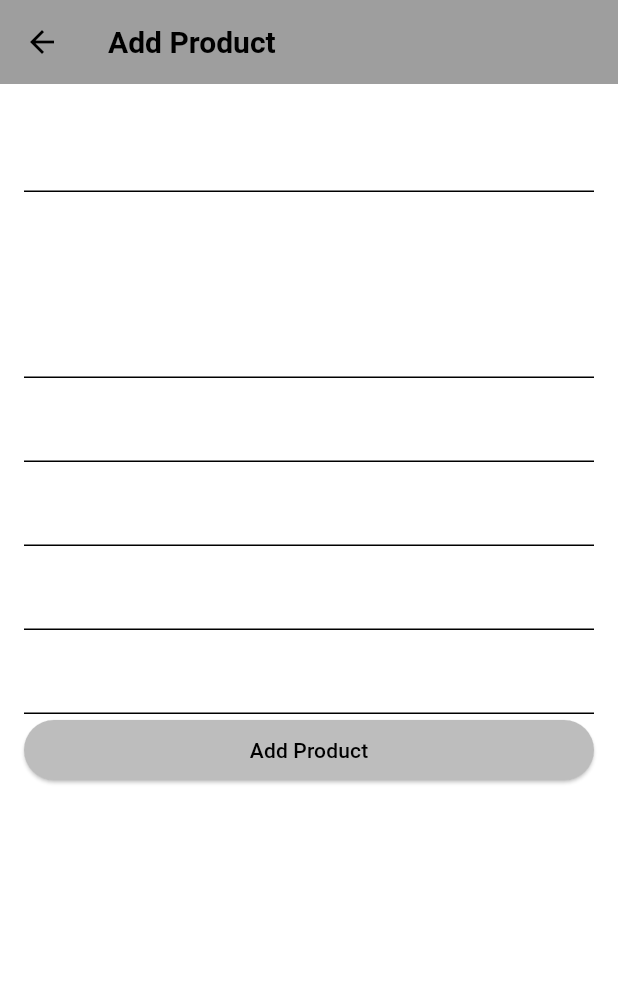
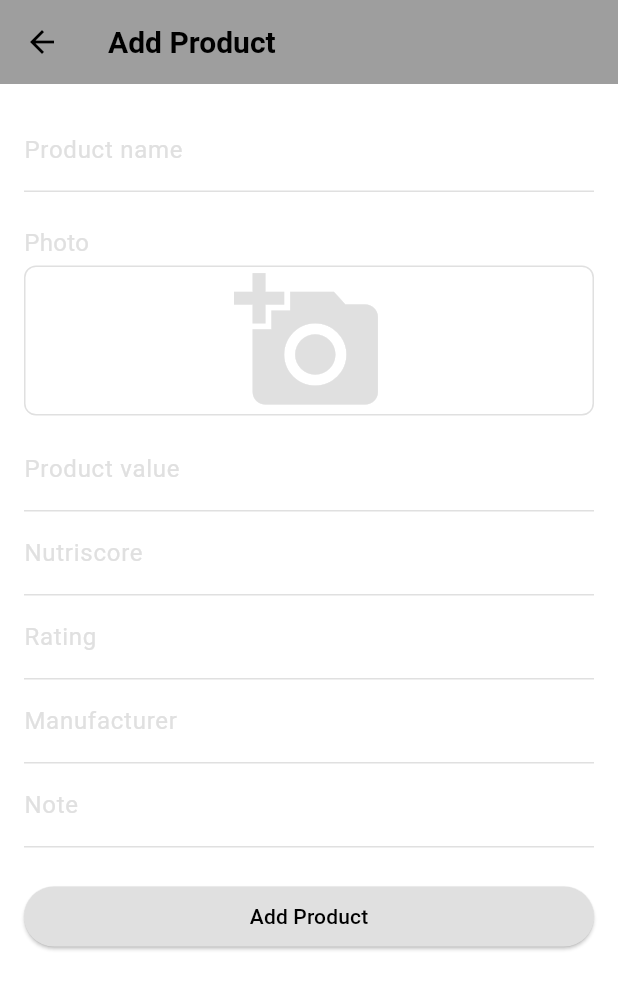
Before and after one commit to PGszafir/recallrave, a Flutter app: the screen it shows after launch, after a tap on the "add" icon, on a phone screen of 412 x 824 dp. Shown: the top 989 px of the screen. Run offline on Flutter 3.47's test engine with Material 3 defaults, Android fonts, the phone set to English and light mode, and no system bars; our stand-ins replace image_picker.

Commit message:
Changed padding etc.

```diff
--- a/lib/add_product_view.dart
+++ b/lib/add_product_view.dart
@@ -51,60 +51,127 @@ class _AddProductViewState extends State<AddProductView> {
           children: <Widget>[
             TextField(
               controller: nameController,
-              decoration: InputDecoration(
-                labelText: 'Product Name',
-                labelStyle: TextStyle(color: Colors.white),
+              style: TextStyle(color: Colors.grey.shade300),
+              decoration: InputDecoration(labelText: 'Product name',
+                labelStyle: TextStyle(color: Colors.grey.shade300),
+                focusedBorder: UnderlineInputBorder(
+                  borderSide: BorderSide(color: Colors.grey.shade300),
+                ),
+                enabledBorder: UnderlineInputBorder(
+                  borderSide: BorderSide(color: Colors.grey.shade300),
                 ),
               ),
+            ),
+            SizedBox(height: 22.0),
+            Text(
+              'Photo',
+              style: TextStyle(
+                color: Colors.grey.shade300,
+                fontSize: 16.0,
+              ),
+            ),
+            SizedBox(height: 4.0),
             GestureDetector(
               onTap: _getImage,
-              child: Container(
+              child: Column(
+                crossAxisAlignment: CrossAxisAlignment.stretch,
+                children: [
+                  Container(
+                    height: 100.0,
                     decoration: BoxDecoration(
-                  border: Border.all(color: Colors.white),
+                      border: Border.all(color: Colors.grey.shade300),
+                      borderRadius: BorderRadius.circular(8.0),
                     ),
                     child: _image != null
                         ? Image.file(
                       _image!,
+                      width: double.infinity,
                       height: 100.0,
-                  width: 100.0,
                       fit: BoxFit.cover,
                     )
                         : Icon(
                       Icons.add_a_photo,
-                  size: 50.0,
-                  color: Colors.white,
+                      size: 100.0,
+                      color: Colors.grey.shade300,
+                    ),
+                  ),
+                  SizedBox(height: 8.0), // Add some spacing between the icon and the next widget
+                  // Add other widgets as needed
+                ],
+              ),
+            ),
+            TextField(
+              controller: valueController,
+              style: TextStyle(color: Colors.grey.shade300),
+              decoration: InputDecoration(labelText: 'Product value',
+                labelStyle: TextStyle(color: Colors.grey.shade300),
+                focusedBorder: UnderlineInputBorder(
+                  borderSide: BorderSide(color: Colors.grey.shade300),
+                ),
+                enabledBorder: UnderlineInputBorder(
+                  borderSide: BorderSide(color: Colors.grey.shade300),
                 ),
               ),
             ),
-            SizedBox(height: 16.0),
             TextField(
-              controller: valueController,
-              decoration: InputDecoration(labelText: 'Product Value', labelStyle: TextStyle(color: Colors.white)),
+              controller: nutriscoreController, // to upgrade add scanning option
+              style: TextStyle(color: Colors.grey.shade300),
+              decoration: InputDecoration(labelText: 'Nutriscore',
+                labelStyle: TextStyle(color: Colors.grey.shade300),
+                focusedBorder: UnderlineInputBorder(
+                  borderSide: BorderSide(color: Colors.grey.shade300),
                 ),
-            TextField(
-              controller: nutriscoreController,
-              decoration: InputDecoration(labelText: 'Nutriscore', labelStyle: TextStyle(color: Colors.white)),// to upgrade add scanning option
+                enabledBorder: UnderlineInputBorder(
+                  borderSide: BorderSide(color: Colors.grey.shade300),
+                ),
+              ),
             ),
             TextField(
               controller: ratingController,
-              style: TextStyle(color: Colors.white),
-              decoration: InputDecoration(labelText: 'Rating', labelStyle: TextStyle(color: Colors.white)),// replace with numbers input
+              style: TextStyle(color: Colors.grey.shade300),
+              decoration: InputDecoration(labelText: 'Rating',
+                labelStyle: TextStyle(color: Colors.grey.shade300),
+                focusedBorder: UnderlineInputBorder(
+                  borderSide: BorderSide(color: Colors.grey.shade300),
+                ),
+                enabledBorder: UnderlineInputBorder(
+                  borderSide: BorderSide(color: Colors.grey.shade300),
+                ),
+              ),
             ),
             TextField(
               controller: manufacturerController,
-              style: TextStyle(color: Colors.white),
-              decoration: InputDecoration(labelText: 'Manufacturer', labelStyle: TextStyle(color: Colors.white)),
+              style: TextStyle(color: Colors.grey.shade300),
+              decoration: InputDecoration(labelText: 'Manufacturer',
+                labelStyle: TextStyle(color: Colors.grey.shade300),
+                focusedBorder: UnderlineInputBorder(
+                  borderSide: BorderSide(color: Colors.grey.shade300),
+                ),
+                enabledBorder: UnderlineInputBorder(
+                  borderSide: BorderSide(color: Colors.grey.shade300),
+                ),
+              ),
             ),
             TextField(
               controller: noteController,
-              decoration: InputDecoration(labelText: 'Note', labelStyle: TextStyle(color: Colors.white)),
+              style: TextStyle(color: Colors.grey.shade300),
+              decoration: InputDecoration(labelText: 'Note',
+                labelStyle: TextStyle(color: Colors.grey.shade300),
+                focusedBorder: UnderlineInputBorder(
+                  borderSide: BorderSide(color: Colors.grey.shade300),
                 ),
+                enabledBorder: UnderlineInputBorder(
+                  borderSide: BorderSide(color: Colors.grey.shade300),
+                ),
+              ),
+            ),
+            SizedBox(height: 22.0),
             ElevatedButton(
               onPressed: () {
                 addProduct();
               },
               style: ElevatedButton.styleFrom(
-                primary: Colors.grey[400],
+                primary: Colors.grey.shade300,
                 onPrimary: Colors.black,
               ),
               child: Text('Add Product'),
--- a/lib/main.dart
+++ b/lib/main.dart
@@ -93,7 +93,8 @@ class _MyHomePageState extends State<MyHomePage> {
                     ),
                     SizedBox(height: 16.0), // Opcjonalne: Dodaj odstęp między obrazem a tekstem
                     Text(
-                      "Aplikacja do gromadzenia wspomnień o produktach, tych, które Cię zachwyciły i tych, które nie przypadły Ci do gustu...",
+                      "App for collecting memories about products, those that delighted you and those you didn't like...",
+                      textAlign: TextAlign.center,
                       style: TextStyle(
                         fontSize: 16.0,
                         color: Colors.black,
```
Lines whose indentation alone changed are shown as unchanged.
